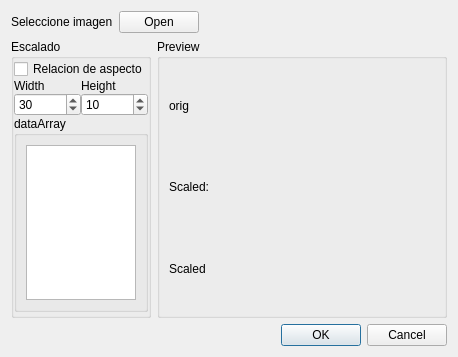
makespacemadrid/Jarvis, file Software/JarvisServer/common/qimageselectionwidget.ui: the form before one commit.
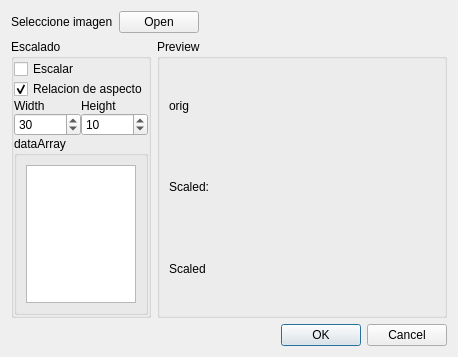
The form after the commit.

Commit message: Mejoras para la matriz de leds. -Enesimo intento de ahorrar algo de memoria en el proceso de copiar los datos desde el parseador hasta la matriz de leds. -Mejoras en el widget de envio de jpgs

The edit to the form file:
```diff
--- a/Software/JarvisServer/common/qimageselectionwidget.ui
+++ b/Software/JarvisServer/common/qimageselectionwidget.ui
@@ -71,11 +71,21 @@
         <property name="bottomMargin">
          <number>0</number>
         </property>
+        <item>
+         <widget class="QCheckBox" name="scaleCheckbox">
+          <property name="text">
+           <string>Escalar</string>
+          </property>
+         </widget>
+        </item>
         <item>
          <widget class="QCheckBox" name="aspectRatioCheck">
           <property name="text">
            <string>Relacion de aspecto</string>
           </property>
+          <property name="checked">
+           <bool>true</bool>
+          </property>
          </widget>
         </item>
         <item>
```
The commit also changes 5 other files.
